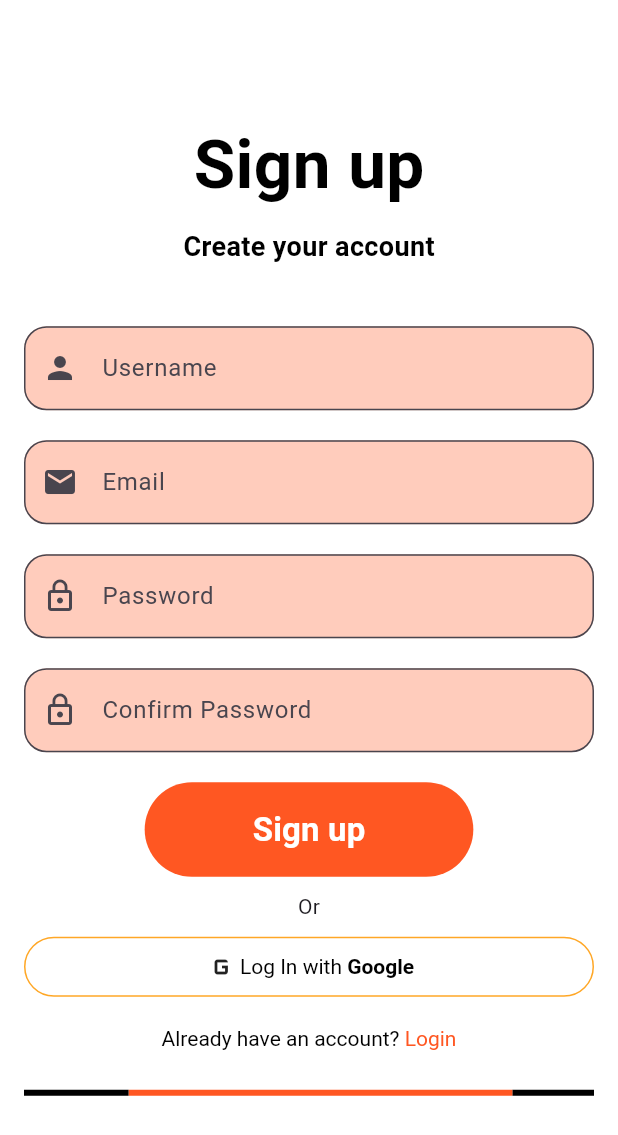
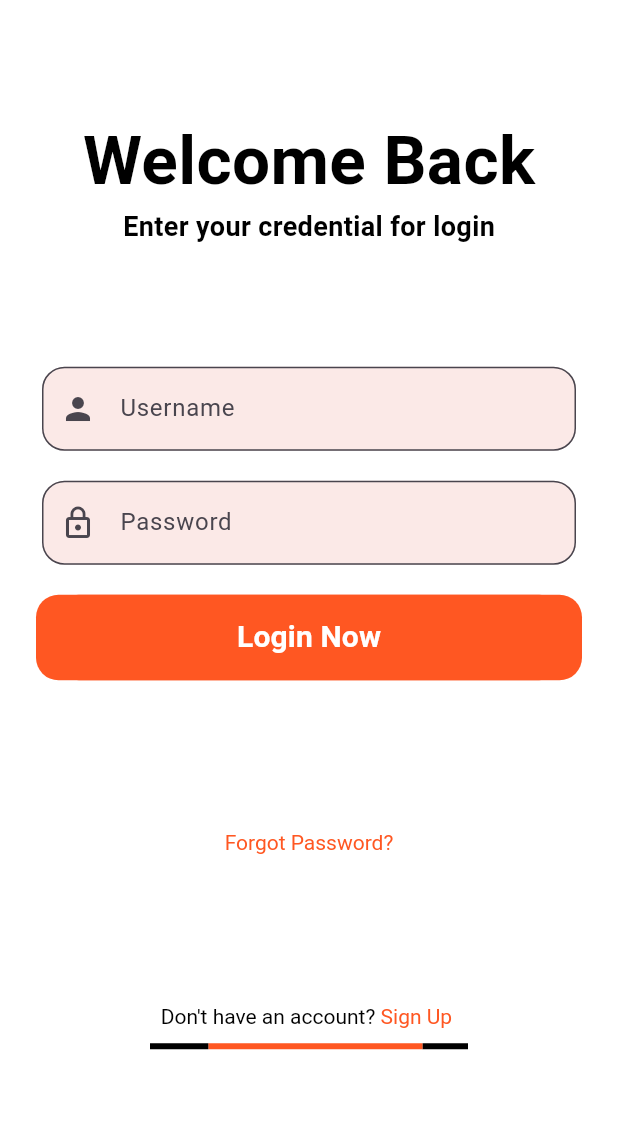
Before and after one commit to khushbooagarwal75/ui_try, a Flutter app: the screen it shows after launch, on a phone screen of 412 x 824 dp. Shown: the top 1135 px of the screen. Run offline on Flutter 3.47's test engine with Material 3 defaults, Android fonts, the phone set to English and light mode, and no system bars.

Commit message:
first commit

```diff
--- a/lib/custom/custom_textButton.dart
+++ b/lib/custom/custom_textButton.dart
@@ -7,21 +7,17 @@ class CustomButton extends StatelessWidget {
   final Color color;
   final String text;
   final Color textColor;
-  @override
   Widget build(BuildContext context) {
     return TextButton(
-
         style: ButtonStyle(
           backgroundColor: MaterialStatePropertyAll(color),
         ),
-        onPressed: (){
-
-        },
+        onPressed: () { },
         child: Padding(
-          padding: const EdgeInsets.symmetric(horizontal: 60.0,vertical: 8.0),
+          padding: const EdgeInsets.symmetric(horizontal: 60.0,vertical: 6.0),
           child: Text(text,
             style: TextStyle(
-                fontSize: 22,
+                fontSize: 20,
                 color: textColor,
                 decoration: TextDecoration.none,
                 fontWeight: FontWeight.bold
--- a/lib/custom/custom_textfield.dart
+++ b/lib/custom/custom_textfield.dart
@@ -1,23 +1,25 @@
 import "package:flutter/material.dart";
 
 class CustomTextfield extends StatelessWidget {
-  const CustomTextfield({super.key, required this.label, required this.controller, required this.prefixIcon});
+  const CustomTextfield({super.key, required this.label, required this.controller, required this.prefixIcon, required this.type});
   final String label;
+  final TextInputType type;
   final TextEditingController controller;
   final prefixIcon;
 
   @override
   Widget build(BuildContext context) {
     return Padding(
-      padding: const EdgeInsets.symmetric(horizontal: 16.0,vertical: 0),
+      padding: const EdgeInsets.symmetric(horizontal: 28.0,vertical: 0),
       child: TextField(
         controller: controller,
+        keyboardType: type,
         decoration: InputDecoration(
           prefixIcon: prefixIcon,
           hintText: label,
           filled: true,
-          fillColor: Colors.deepOrange.shade100,
-          border: OutlineInputBorder(borderRadius: BorderRadius.circular(15),borderSide: BorderSide(color: Colors.transparent)),
+          fillColor: Colors.deepOrange.shade50,
+          border: OutlineInputBorder(borderRadius: BorderRadius.circular(15),borderSide: BorderSide(color: Colors.white)),
         ),
       ),
     );
--- a/lib/main.dart
+++ b/lib/main.dart
@@ -1,4 +1,5 @@
 import 'package:flutter/material.dart';
+import 'package:ui_try/views/login_View.dart';
 import 'package:ui_try/views/signup_view.dart';
 
 void main() {
@@ -32,7 +33,7 @@ class MyApp extends StatelessWidget {
         colorScheme: ColorScheme.fromSeed(seedColor: Colors.deepPurple),
         useMaterial3: true,
       ),
-      home: SignUp(),
+      home: Login(),
     );
   }
 }
--- /dev/null
+++ b/lib/views/login_View.dart
@@ -0,0 +1,108 @@
+import 'package:flutter/material.dart';
+
+import '../custom/custom_textButton.dart';
+import '../custom/custom_textfield.dart';
+class Login extends StatelessWidget {
+   Login({super.key});
+  TextEditingController username= TextEditingController();
+  TextEditingController password= TextEditingController();
+
+  @override
+  Widget build(BuildContext context) {
+    return Scaffold(
+        body: Container(
+        color: Colors.white,
+          child: Column(
+            mainAxisAlignment: MainAxisAlignment.center,
+            children: [
+              Text(
+                "Welcome Back",
+                style: TextStyle(
+                    fontSize: 45,
+                    color: Colors.black,
+                    decoration: TextDecoration.none,
+                    fontWeight: FontWeight.bold),
+              ),
+              Text(
+                "Enter your credential for login",
+                style: TextStyle(
+                    fontSize: 18,
+                    color: Colors.black,
+                    decoration: TextDecoration.none,
+                    fontWeight: FontWeight.bold),
+              ),
+              SizedBox(
+                height: 80,
+              ),
+              CustomTextfield(
+                type: TextInputType.text,
+                label: "Username",
+                controller: username,
+                prefixIcon: Icon(Icons.person),
+              ),
+              SizedBox(
+                height: 20,
+              ),
+             CustomTextfield(
+               type: TextInputType.visiblePassword,
+                label: "Password",
+                controller: password,
+                prefixIcon: Icon(Icons.lock_outline),
+              ),
+              SizedBox(
+                height: 20,
+              ),
+             Padding(
+               padding: const EdgeInsets.symmetric(horizontal: 24.0),
+               child: SizedBox(
+                 width: double.infinity,
+                 child: Container(
+                   decoration: BoxDecoration(
+                     borderRadius: BorderRadius.circular(15),
+                     color: Colors.deepOrange,
+                   ),
+                  child: CustomButton(
+                    color: Colors.deepOrange,
+                    textColor: Colors.white,
+                    text: "Login Now",
+                  ),
+                 ),
+               ),
+             ),
+              SizedBox(
+                height: 100,
+              ),
+              RichText(
+                  text: TextSpan(
+                        text: " Forgot Password? ", style: TextStyle(color: Colors.deepOrange)),
+                  ),
+              SizedBox(
+                height: 100,
+              ),
+              RichText(
+                  text: TextSpan(children: [
+                    TextSpan(
+                        text: "Don't have an account?",
+                        style: TextStyle(color: Colors.black)),
+                    TextSpan(
+                        text: " Sign Up ", style: TextStyle(color: Colors.deepOrange)),
+                  ])),
+              SizedBox(
+                height: 10,
+              ),
+              Padding(
+                padding: const EdgeInsets.symmetric(horizontal: 100.0),
+                child: LinearProgressIndicator(
+                  backgroundColor: Colors.black,
+                  color: Colors.deepOrange,
+                ),
+              ),
+              SizedBox(
+                height: 50,
+              ),
+            ],
+          ),
+        ),
+    );
+  }
+}
--- a/lib/views/signup_view.dart
+++ b/lib/views/signup_view.dart
@@ -1,6 +1,7 @@
 import 'package:flutter/material.dart';
 import 'package:ui_try/custom/custom_textButton.dart';
 import 'package:ui_try/custom/custom_textfield.dart';
+import 'package:ui_try/views/login_View.dart';
 
 class SignUp extends StatelessWidget {
   const SignUp({super.key});
@@ -16,7 +17,7 @@ class SignUp extends StatelessWidget {
       body: Container(
         color: Colors.white,
         child: Column(
-          mainAxisAlignment: MainAxisAlignment.center,
+          mainAxisAlignment: MainAxisAlignment.end,
           children: [
             Text(
               "Sign up",
@@ -25,9 +26,6 @@ class SignUp extends StatelessWidget {
                   color: Colors.black,
                   decoration: TextDecoration.none,
                   fontWeight: FontWeight.bold),
-            ),
-            SizedBox(
-              height: 10,
             ),
             Text(
               "Create your account",
@@ -38,9 +36,10 @@ class SignUp extends StatelessWidget {
                   fontWeight: FontWeight.bold),
             ),
             SizedBox(
-              height: 40,
+              height: 80,
             ),
             CustomTextfield(
+              type: TextInputType.text,
               label: "Username",
               controller: username,
               prefixIcon: Icon(Icons.person),
@@ -49,6 +48,7 @@ class SignUp extends StatelessWidget {
               height: 20,
             ),
             CustomTextfield(
+              type: TextInputType.emailAddress,
               label: "Email",
               controller: email,
               prefixIcon: Icon(Icons.email),
@@ -59,12 +59,13 @@ class SignUp extends StatelessWidget {
             CustomTextfield(
               label: "Password",
               controller: password,
-              prefixIcon: Icon(Icons.lock_outline),
+              prefixIcon: Icon(Icons.lock_outline), type: TextInputType.visiblePassword,
             ),
             SizedBox(
               height: 20,
             ),
             CustomTextfield(
+              type:TextInputType.visiblePassword,
               label: "Confirm Password",
               controller: confirmPassword,
               prefixIcon: Icon(Icons.lock_outline),
@@ -82,7 +83,7 @@ class SignUp extends StatelessWidget {
             ),
             Text("Or"),
             SizedBox(
-              height: 10,
+              height: 20,
             ),
             Padding(
               padding: const EdgeInsets.symmetric(horizontal: 16.0),
@@ -94,43 +95,54 @@ class SignUp extends StatelessWidget {
                       border: Border.all(
                         color: Colors.orange.shade400,
                       ),
-                   borderRadius: BorderRadius.circular(20)
-                 ),
+                      borderRadius: BorderRadius.circular(20)),
                   child: Row(
                     mainAxisAlignment: MainAxisAlignment.center,
                     children: [
                       Icon(Icons.g_mobiledata_outlined),
-                     RichText(text: const TextSpan(children:[
-                         TextSpan(text:"Log In with ",style: TextStyle(color: Colors.black)),
-                       TextSpan(text: "Google",style: TextStyle(fontWeight: FontWeight.bold,color: Colors.black))
+                      RichText(
+                        text: const TextSpan(
+                          children: [
+                            TextSpan(
+                                text: "Log In with ",
+                                style: TextStyle(color: Colors.black)),
+                            TextSpan(
+                                text: "Google",
+                                style: TextStyle(
+                                    fontWeight: FontWeight.bold,
+                                    color: Colors.black))
                           ],
-                     ),),
-
+                        ),
+                      ),
                     ],
                   ),
                 ),
               ),
             ),
             SizedBox(
-              height: 20,
+              height: 40,
             ),
-            RichText(text: TextSpan(
-                children: [
-                  TextSpan(text: "Already have an account?",style: TextStyle(color: Colors.black)),
-                  TextSpan(text: " Login",style: TextStyle(color: Colors.deepOrange)),
-
-                ]
-            )),
-            SizedBox(height: 10,),
+            RichText(
+                text: TextSpan(children: [
+              TextSpan(
+                  text: "Already have an account?",
+                  style: TextStyle(color: Colors.black)),
+              TextSpan(
+                  text: " Login ", style: TextStyle(color: Colors.deepOrange)),
+            ])),
+            SizedBox(
+              height: 10,
+            ),
             Padding(
-              padding: const EdgeInsets.all(16.0),
+              padding: const EdgeInsets.symmetric(horizontal: 100.0),
               child: LinearProgressIndicator(
                 backgroundColor: Colors.black,
                 color: Colors.deepOrange,
-
-
               ),
-            )
+            ),
+            SizedBox(
+              height: 50,
+            ),
           ],
         ),
       ),
```
Lines whose indentation alone changed are shown as unchanged.
